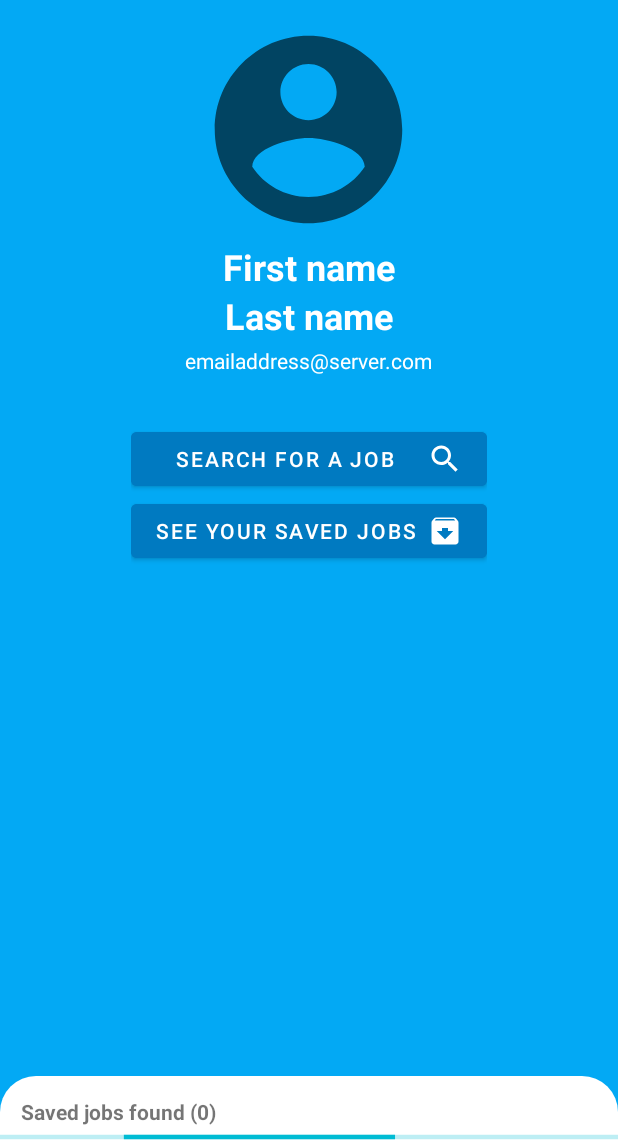
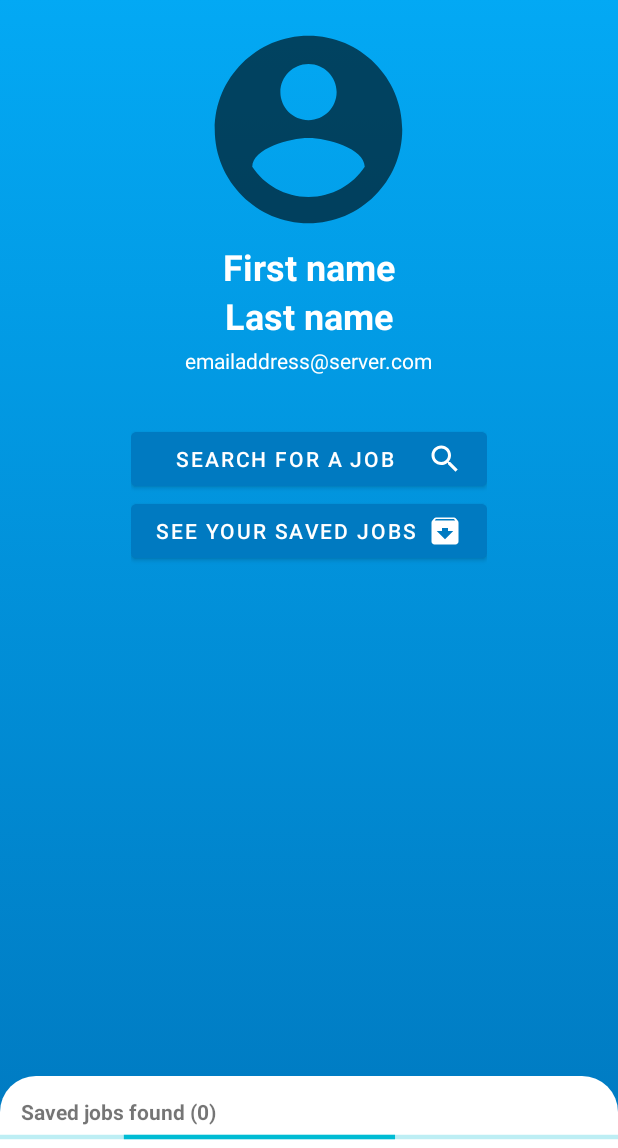
Before and after one commit to kocetomad/PMT-Job_Search_app, an Android app: the ProfileFragment screen opened through its navigation route, on a phone screen of 412 x 824 dp, the part 88-1236 px from its top. Run offline under Robolectric (Android 15) with nearby library versions, the phone set to English and light mode, and no system bars; network calls fail; 1 statement that could not run was skipped.

Commit message:
UI tweaks

```diff
--- a/frontend-application/app/src/main/java/com/punchy/pmt/vacansee/searchJobs/JobsRvAdapter.kt
+++ b/frontend-application/app/src/main/java/com/punchy/pmt/vacansee/searchJobs/JobsRvAdapter.kt
@@ -79,7 +79,7 @@ class JobsRvAdapter(val jobsList: MutableList<Job>, val parentFragment: Fragment
                 try {
                     BitmapFactory.decodeStream(url.openConnection().getInputStream())
                 } catch (e: FileNotFoundException) {
-                    Log.e("JobsRvAdapter - Icon grab", "Not found: $e")
+                    Log.e("JobsRvAdapter - Icon grab", "$e for URL: ${jobsList[index].jobUrl}")
                     null
                 }
             }
--- a/frontend-application/app/src/main/res/layout/fragment_profile.xml
+++ b/frontend-application/app/src/main/res/layout/fragment_profile.xml
@@ -10,11 +10,11 @@ android:windowSoftInputMode="adjustNothing">
     <androidx.coordinatorlayout.widget.CoordinatorLayout
         android:layout_width="match_parent"
         android:layout_height="match_parent"
-    android:background="?attr/colorPrimary">
+        android:background="@drawable/faded_bg">
 
         <LinearLayout
+            android:layout_width="match_parent"
             android:layout_height="match_parent"
-        android:layout_width="match_parent"
             android:gravity="center_horizontal"
             android:orientation="vertical"
             android:paddingTop="14dp">
@@ -146,8 +146,7 @@ android:windowSoftInputMode="adjustNothing">
             <androidx.recyclerview.widget.RecyclerView
                 android:id="@+id/savedJobsRecyclerView"
                 android:layout_width="match_parent"
-            android:layout_height="fill_parent">
-        </androidx.recyclerview.widget.RecyclerView>
+                android:layout_height="fill_parent"></androidx.recyclerview.widget.RecyclerView>
         </LinearLayout>
 
     </androidx.coordinatorlayout.widget.CoordinatorLayout>
--- a/frontend-application/app/src/main/res/layout/job_entry_layout.xml
+++ b/frontend-application/app/src/main/res/layout/job_entry_layout.xml
@@ -49,7 +49,8 @@
                     android:layout_width="0dp"
                     android:layout_height="wrap_content"
                     android:layout_weight="1"
-                    android:orientation="vertical">
+                    android:orientation="vertical"
+                    android:paddingEnd="8dp">
 
                     <TextView
                         android:id="@+id/entryJobTitle"
```
Lines whose indentation alone changed are shown as unchanged.
